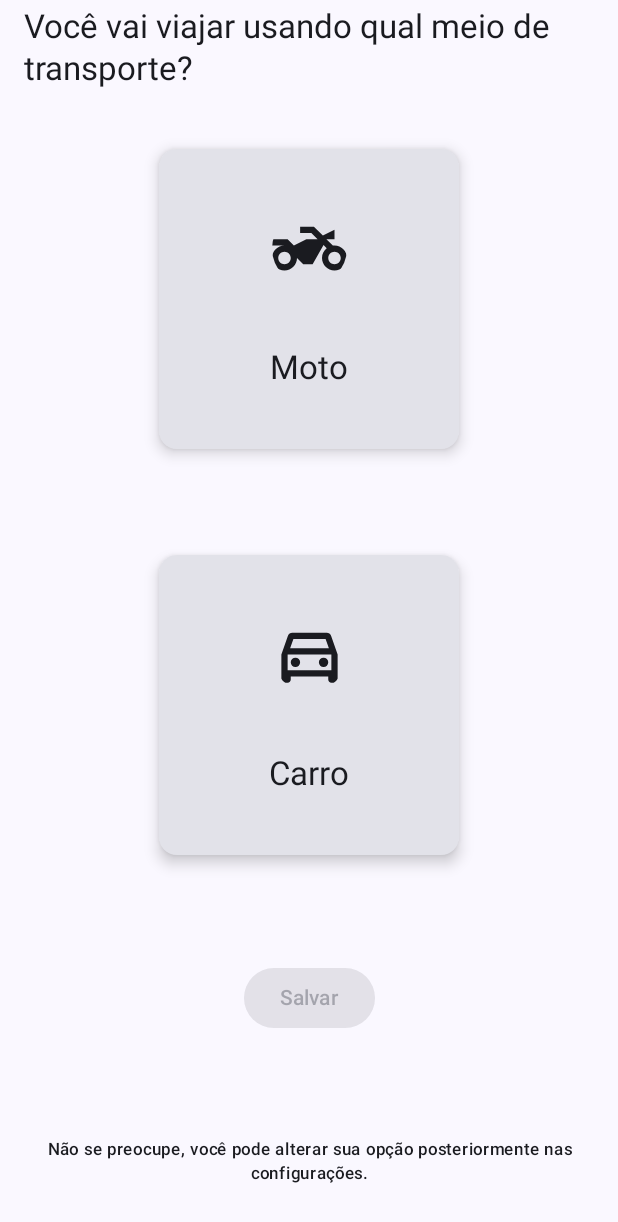
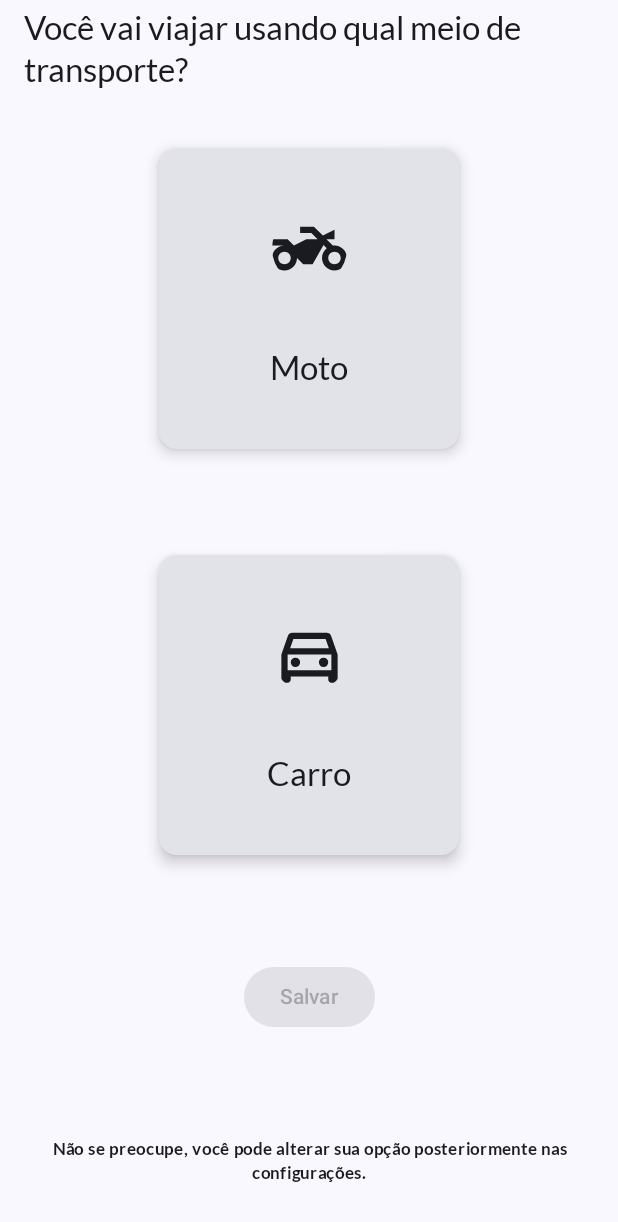
Before and after one commit to pedro-maschio/MyTravelPlanner, an Android app built with Jetpack Compose: the screen it shows after launch (MainActivity), on a phone screen of 412 x 824 dp. Shown: the top 1222 px of the screen. Run offline under Robolectric (Android 15) with nearby library versions, the phone set to English and light mode, and no system bars; our stand-ins replace Room's generated code, constraintlayout-compose.

Commit message:
Add created at and updated at. Also add the fonts

```diff
--- a/app/src/main/java/com/pedro/solutions/mytravelplanning/data/database/entities/Travel.kt
+++ b/app/src/main/java/com/pedro/solutions/mytravelplanning/data/database/entities/Travel.kt
@@ -8,7 +8,9 @@ import androidx.room.PrimaryKey
 @Entity
 data class TravelGuideEntity(
     @PrimaryKey(autoGenerate = true) val id: Long = 0,
-    val travelName: String
+    val travelName: String,
+    val createdAt: Long,
+    val updatedAt: Long
 )
 
 @Entity(
--- a/app/src/main/java/com/pedro/solutions/mytravelplanning/ui/screens/commons/TravelAppBar.kt
+++ b/app/src/main/java/com/pedro/solutions/mytravelplanning/ui/screens/commons/TravelAppBar.kt
@@ -6,6 +6,7 @@ import androidx.compose.material3.Text
 import androidx.compose.material3.TopAppBar
 import androidx.compose.runtime.Composable
 import androidx.compose.ui.Modifier
+import com.pedro.solutions.mytravelplanning.ui.theme.latoFontFamily
 
 @OptIn(ExperimentalMaterial3Api::class)
 @Composable
@@ -18,7 +19,7 @@ fun TravelAppBar(
     TopAppBar(
         modifier = modifier,
         title = {
-            Text(text = title)
+            Text(text = title, fontFamily = latoFontFamily)
         }, navigationIcon = navigationIcon, actions = actions
     )
 }
--- a/app/src/main/java/com/pedro/solutions/mytravelplanning/ui/screens/create/CreateTravelUiState.kt
+++ b/app/src/main/java/com/pedro/solutions/mytravelplanning/ui/screens/create/CreateTravelUiState.kt
@@ -1,8 +1,11 @@
 package com.pedro.solutions.mytravelplanning.ui.screens.create
 
+import android.os.Build
+import androidx.annotation.RequiresApi
 import com.pedro.solutions.mytravelplanning.data.models.TravelType
 import com.pedro.solutions.mytravelplanning.data.models.openai.TravelGuide
 
+@RequiresApi(Build.VERSION_CODES.O)
 data class CreateTravelUiState(
     val travels: List<TravelType> = emptyList(),
     val travel: TravelGuide = TravelGuide(),
--- a/app/src/main/java/com/pedro/solutions/mytravelplanning/ui/theme/Type.kt
+++ b/app/src/main/java/com/pedro/solutions/mytravelplanning/ui/theme/Type.kt
@@ -2,28 +2,46 @@ package com.pedro.solutions.mytravelplanning.ui.theme
 
 import androidx.compose.material3.Typography
 import androidx.compose.ui.text.TextStyle
+import androidx.compose.ui.text.font.Font
 import androidx.compose.ui.text.font.FontFamily
+import androidx.compose.ui.text.font.FontStyle
 import androidx.compose.ui.text.font.FontWeight
 import androidx.compose.ui.unit.sp
+import com.pedro.solutions.mytravelplanning.R
 
 // Set of Material typography styles to start with
+
+val latoFontFamily = FontFamily(
+    Font(R.font.lato_light, FontWeight.Light),
+    Font(R.font.lato_regular, FontWeight.Normal),
+    Font(R.font.lato_italic, FontWeight.Normal, FontStyle.Italic),
+    Font(R.font.lato_bold, FontWeight.Medium),
+    Font(R.font.lato_black, FontWeight.Bold)
+)
 val Typography = Typography(
     bodyLarge = TextStyle(
-        fontFamily = FontFamily.Default,
+        fontFamily = latoFontFamily,
         fontWeight = FontWeight.Normal,
         fontSize = 16.sp,
         lineHeight = 24.sp,
         letterSpacing = 0.5.sp
     ),
     titleLarge = TextStyle(
-        fontFamily = FontFamily.Default,
+        fontFamily = latoFontFamily,
         fontWeight = FontWeight.Normal,
         fontSize = 22.sp,
         lineHeight = 28.sp,
         letterSpacing = 0.sp
     ),
+    titleMedium = TextStyle(
+        fontFamily = latoFontFamily,
+        fontWeight = FontWeight.Normal,
+        fontSize = 18.sp,
+        lineHeight = 24.sp,
+        letterSpacing = 0.5.sp
+    ),
     labelSmall = TextStyle(
-        fontFamily = FontFamily.Default,
+        fontFamily = latoFontFamily,
         fontWeight = FontWeight.Medium,
         fontSize = 11.sp,
         lineHeight = 16.sp,
```
Also changed, not shown: app/src/main/java/com/pedro/solutions/mytravelplanning/data/database/TravelDao.kt (+12 -3 lines), app/src/main/java/com/pedro/solutions/mytravelplanning/data/models/openai/TravelGuide.kt (+11 -2 lines), app/src/main/java/com/pedro/solutions/mytravelplanning/ui/screens/create/CreateTravelViewModel.kt (+14 -2 lines), app/src/main/java/com/pedro/solutions/mytravelplanning/ui/screens/main/MainScreen.kt (+20 -4 lines), app/src/main/res/font/lato_black.ttf (added), app/src/main/res/font/lato_blackitalic.ttf (added), app/src/main/res/font/lato_bold.ttf (added), app/src/main/res/font/lato_bolditalic.ttf (added), app/src/main/res/font/lato_italic.ttf (added), app/src/main/res/font/lato_light.ttf (added), app/src/main/res/font/lato_lightitalic.ttf (added), app/src/main/res/font/lato_regular.ttf (added), app/src/main/res/font/lato_thin.ttf (added), app/src/main/res/font/lato_thinitalic.ttf (added).
